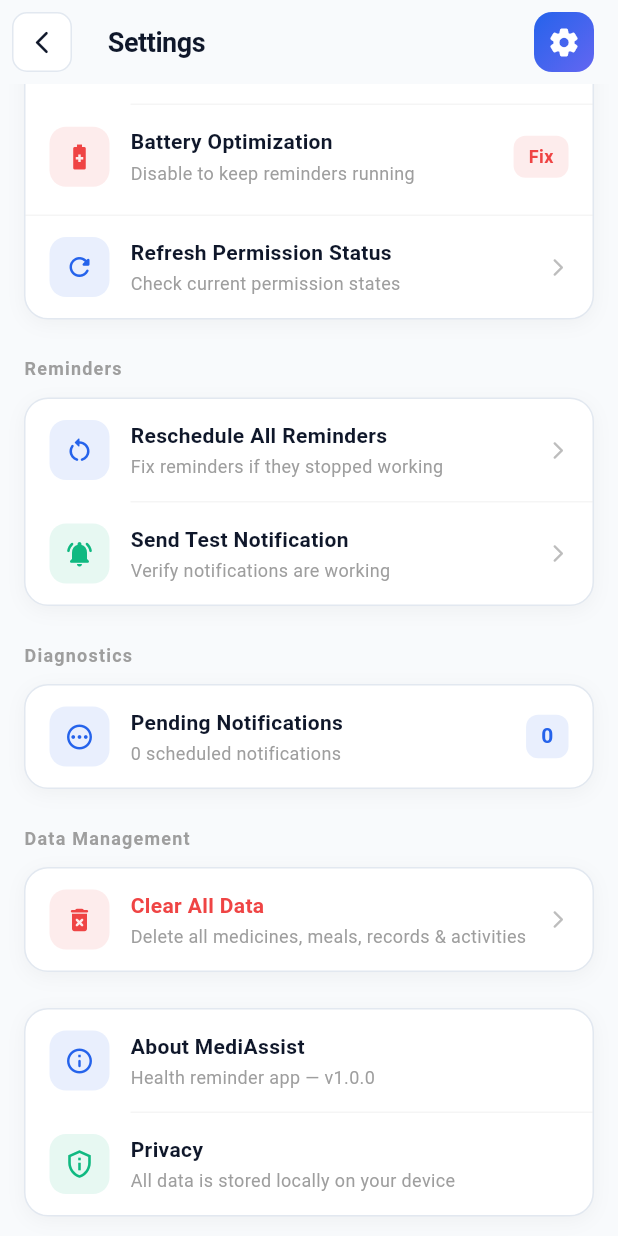
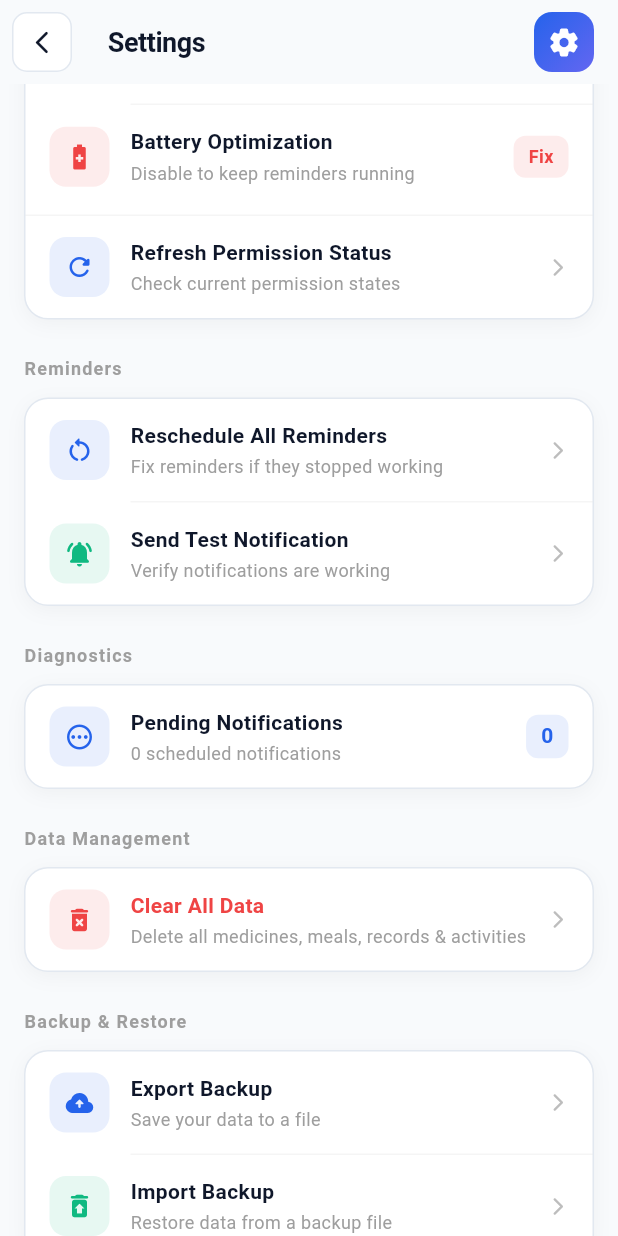
Before and after one commit to bikashpaulbp/medi_assist, a Flutter app: the SettingsView screen opened by its route, scrolled down 430 dp, on a phone screen of 412 x 824 dp. Run offline on Flutter 3.47's test engine with Material 3 defaults, Android fonts, the phone set to English and light mode, and no system bars; our stand-ins replace file_picker, flutter_local_notifications, flutter_slidable, get, get_storage, permission_handler and 2 more; missing offline and left inert: alarm, flutter_foreground_task; accounts and stored records are empty.

Commit message:
Title: Add backup/restore functionality and enhance notification system
Key features implemented:
- Added BackupService with export/import capabilities using JSON files and file picker
- Integrated backup and restore options in settings view with proper UI components
- Enhanced notification system with improved alarm handling and foreground service support
- Updated pubspec.yaml to include file_picker, path_provider, and share_plus dependencies
- Improved settings UI with better organization and visual feedback for permissions
- Fixed notification and alarm reliability across different app states

The backup system provides secure export/import of all user health data with confirmation dialogs, while the enhanced notification system ensures reliable reminders in all app states with proper permission handling.

```diff
--- a/lib/app/modules/settings/controllers/settings_controller.dart
+++ b/lib/app/modules/settings/controllers/settings_controller.dart
@@ -7,6 +7,7 @@ import '../../../../core/services/notification_service.dart';
 import '../../../../core/services/permission_service.dart';
 import '../../../../core/services/reminder_scheduler.dart';
 import '../../../../core/services/storage_service.dart';
+import '../../../../core/services/backup_service.dart';
 import '../../../../core/utils/app_utils.dart';
 import '../../../../core/constants/app_constants.dart';
 
@@ -192,4 +193,26 @@ class SettingsController extends GetxController {
       AppUtils.showError('Failed to clear data');
     }
   }
+
+  // ─── Export Backup ────────────────────────────────────────────────────────────
+  Future<void> exportBackup() async {
+    final success = await BackupService.to.exportData();
+    if (success) {
+      AppUtils.showSuccess('Backup exported successfully!');
+    } else {
+      AppUtils.showError('Failed to export backup');
+    }
+  }
+
+  // ─── Import Backup ────────────────────────────────────────────────────────────
+  Future<void> importBackup() async {
+    final success = await BackupService.to.importData();
+    if (success) {
+      AppUtils.showSuccess('Backup imported successfully! Please restart the app.');
+      // Optionally reload data
+      Get.back(); // Close settings
+    } else {
+      AppUtils.showError('Import cancelled or failed');
+    }
+  }
 }
--- a/lib/app/modules/settings/views/settings_view.dart
+++ b/lib/app/modules/settings/views/settings_view.dart
@@ -51,6 +51,12 @@ class SettingsView extends StatelessWidget {
           _buildSectionTitle('Data Management'),
           const SizedBox(height: 10),
           _buildDataCard(controller, isDark),
+          const SizedBox(height: 24),
+
+          // ── Backup & Restore ──
+          _buildSectionTitle('Backup & Restore'),
+          const SizedBox(height: 10),
+          _buildBackupCard(controller, isDark),
           const SizedBox(height: 24),
 
           // ── About ──
@@ -374,6 +380,33 @@ class SettingsView extends StatelessWidget {
     );
   }
 
+  // ─── Backup & Restore Card ────────────────────────────────────────────────────
+  Widget _buildBackupCard(SettingsController controller, bool isDark) {
+    return _SettingsCard(
+      isDark: isDark,
+      children: [
+        _SettingsTile(
+          isDark: isDark,
+          icon: Icons.backup_rounded,
+          iconColor: AppColors.primary,
+          title: 'Export Backup',
+          subtitle: 'Save your data to a file',
+          onTap: controller.exportBackup,
+          showDivider: true,
+        ),
+        _SettingsTile(
+          isDark: isDark,
+          icon: Icons.restore_from_trash_rounded,
+          iconColor: AppColors.secondary,
+          title: 'Import Backup',
+          subtitle: 'Restore data from a backup file',
+          onTap: controller.importBackup,
+          showDivider: false,
+        ),
+      ],
+    );
+  }
+
   // ─── About Card ───────────────────────────────────────────────────────────────
   Widget _buildAboutCard(bool isDark) {
     return _SettingsCard(
--- /dev/null
+++ b/lib/core/services/backup_service.dart
@@ -0,0 +1,207 @@
+import 'dart:convert';
+import 'dart:io';
+import 'package:get/get.dart';
+import 'package:get_storage/get_storage.dart';
+import 'package:file_picker/file_picker.dart';
+import 'package:path_provider/path_provider.dart';
+import 'package:share_plus/share_plus.dart';
+import '../constants/app_constants.dart';
+import 'storage_service.dart';
+import '../../models/medicine_model.dart';
+import '../../models/meal_model.dart';
+import '../../models/activity_model.dart';
+import '../../models/medical_record_model.dart';
+
+/// BackupService handles export and import of all user data
+///
+/// Export: Creates a JSON file with all medicines, meals, activities, and medical records
+/// Import: Reads a JSON file and restores all data
+class BackupService extends GetxService {
+  static BackupService get to => Get.find();
+
+  // ─── Export Data to JSON File ────────────────────────────────────────────────
+  Future<bool> exportData() async {
+    try {
+      // Gather all data
+      final data = {
+        'version': AppConstants.appVersion,
+        'exportDate': DateTime.now().toIso8601String(),
+        'medicines': StorageService.to.getMedicines().map((m) => m.toJson()).toList(),
+        'meals': StorageService.to.getMeals().map((m) => m.toJson()).toList(),
+        'activities': StorageService.to.getActivities().map((a) => a.toJson()).toList(),
+        'medicalRecords': StorageService.to.getMedicalRecords().map((r) => r.toJson()).toList(),
+      };
+
+      // Convert to pretty-printed JSON
+      final jsonString = const JsonEncoder.withIndent('  ').convert(data);
+
+      // Create filename with timestamp
+      final timestamp = DateTime.now().toString().replaceAll(RegExp(r'[^\w]'), '_');
+      final filename = 'mediassist_backup_$timestamp.json';
+
+      // Save to temporary directory
+      final tempDir = await getTemporaryDirectory();
+      final filePath = '${tempDir.path}/$filename';
+      final file = File(filePath);
+      await file.writeAsString(jsonString);
+
+      // Share the file using share_plus
+      final result = await Share.shareXFiles(
+        [XFile(filePath)],
+        subject: 'MediAssist Backup',
+        text: 'Your MediAssist health data backup',
+      );
+
+      // Clean up temp file after sharing
+      await file.delete();
+
+      return result.status == ShareResultStatus.success;
+    } catch (e) {
+      debugPrint('❌ Export failed: $e');
+      return false;
+    }
+  }
+
+  // ─── Import Data from JSON File ──────────────────────────────────────────────
+  Future<bool> importData() async {
+    try {
+      // Pick JSON file
+      final result = await FilePicker.platform.pickFiles(
+        type: FileType.custom,
+        allowedExtensions: ['json'],
+        allowMultiple: false,
+      );
+
+      if (result == null || result.files.isEmpty) {
+        return false; // User cancelled
+      }
+
+      final filePath = result.files.single.path;
+      if (filePath == null) {
+        return false;
+      }
+
+      // Read file
+      final file = File(filePath);
+      final jsonString = await file.readAsString();
+      final jsonData = json.decode(jsonString) as Map<String, dynamic>;
+
+      // Validate backup file
+      if (!_isValidBackupFile(jsonData)) {
+        throw Exception('Invalid backup file format');
+      }
+
+      // Show confirmation dialog
+      final confirmed = await _showImportConfirmation();
+      if (!confirmed) {
+        return false;
+      }
+
+      // Parse and restore data
+      await _restoreData(jsonData);
+
+      return true;
+    } catch (e) {
+      debugPrint('❌ Import failed: $e');
+      return false;
+    }
+  }
+
+  // ─── Validate Backup File Format ─────────────────────────────────────────────
+  bool _isValidBackupFile(Map<String, dynamic> data) {
+    return data.containsKey('medicines') &&
+           data.containsKey('meals') &&
+           data.containsKey('activities') &&
+           data.containsKey('medicalRecords');
+  }
+
+  // ─── Restore Data from JSON ──────────────────────────────────────────────────
+  Future<void> _restoreData(Map<String, dynamic> data) async {
+    // Parse medicines
+    final medicines = (data['medicines'] as List)
+        .map((m) => Medicine.fromJson(Map<String, dynamic>.from(m)))
+        .toList();
+
+    // Parse meals
+    final meals = (data['meals'] as List)
+        .map((m) => Meal.fromJson(Map<String, dynamic>.from(m)))
+        .toList();
+
+    // Parse activities
+    final activities = (data['activities'] as List)
+        .map((a) => Activity.fromJson(Map<String, dynamic>.from(a)))
+        .toList();
+
+    // Parse medical records
+    final medicalRecords = (data['medicalRecords'] as List)
+        .map((r) => MedicalRecord.fromJson(Map<String, dynamic>.from(r)))
+        .toList();
+
+    // Save to storage
+    await StorageService.to.saveMedicines(medicines);
+    await StorageService.to.saveMeals(meals);
+    await StorageService.to.saveActivities(activities);
+    await StorageService.to.saveMedicalRecords(medicalRecords);
+
+    debugPrint('✅ Data restored: ${medicines.length} medicines, ${meals.length} meals, ${activities.length} activities, ${medicalRecords.length} records');
+  }
+
+  // ─── Show Import Confirmation Dialog ─────────────────────────────────────────
+  Future<bool> _showImportConfirmation() async {
+    return await Get.dialog<bool>(
+      AlertDialog(
+        shape: RoundedRectangleBorder(borderRadius: BorderRadius.circular(20)),
+        title: const Row(
+          children: [
+            Icon(Icons.file_upload_rounded, color: Color(0xFF6366F1)),
+            SizedBox(width: 12),
+            Text('Import Backup'),
+          ],
+        ),
+        content: const Column(
+          mainAxisSize: MainAxisSize.min,
+          crossAxisAlignment: CrossAxisAlignment.start,
+          children: [
+            Text(
+              'This will replace all your current data with the backup.',
+              style: TextStyle(fontSize: 14),
+            ),
+            SizedBox(height: 12),
+            Text(
+              'Make sure you trust this backup file. Your current data will be lost.',
+              style: TextStyle(fontSize: 13, color: Colors.red),
+            ),
+          ],
+        ),
+        actions: [
+          TextButton(
+            onPressed: () => Get.back(result: false),
+            child: const Text('Cancel'),
+          ),
+          ElevatedButton(
+            onPressed: () => Get.back(result: true),
+            style: ElevatedButton.styleFrom(
+              backgroundColor: const Color(0xFF6366F1),
+              foregroundColor: Colors.white,
+              shape: RoundedRectangleBorder(
+                borderRadius: BorderRadius.circular(12),
+              ),
+            ),
+            child: const Text('Import'),
+          ),
+        ],
+      ),
+      barrierDismissible: false,
+    ) ?? false;
+  }
+
+  // ─── Get Backup Count Summary ────────────────────────────────────────────────
+  Map<String, int> getBackupSummary() {
+    return {
+      'medicines': StorageService.to.getMedicines().length,
+      'meals': StorageService.to.getMeals().length,
+      'activities': StorageService.to.getActivities().length,
+      'medicalRecords': StorageService.to.getMedicalRecords().length,
+    };
+  }
+}
```
Also changed, not shown: pubspec.yaml (+9 -0 lines), 1 other file.
